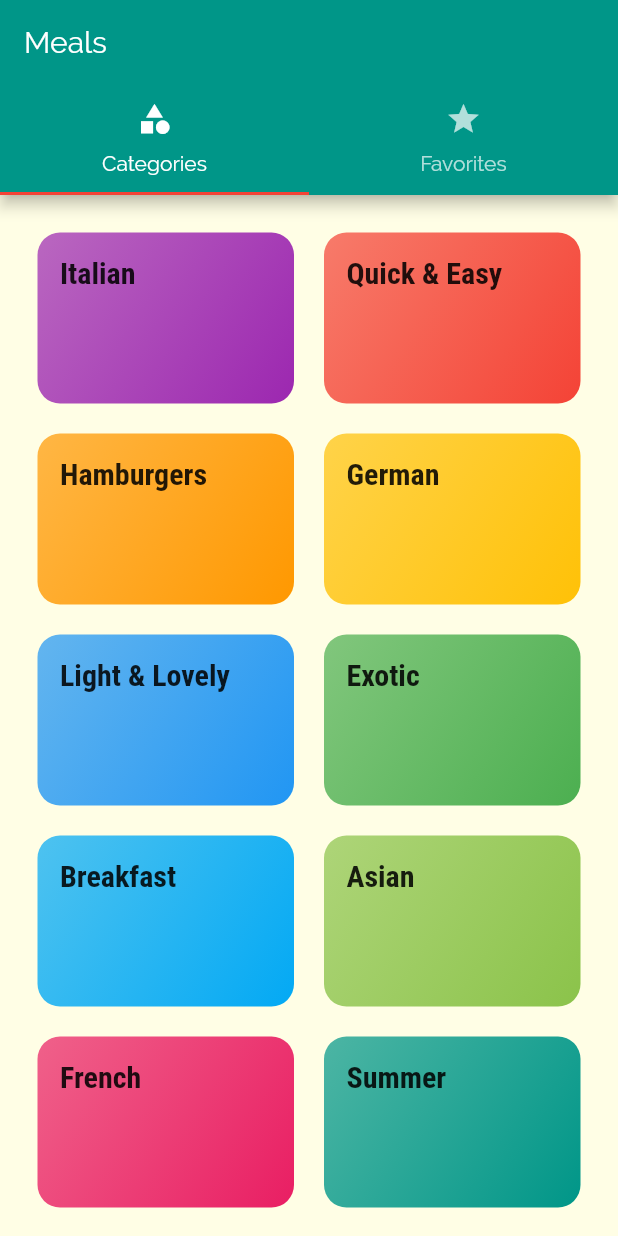
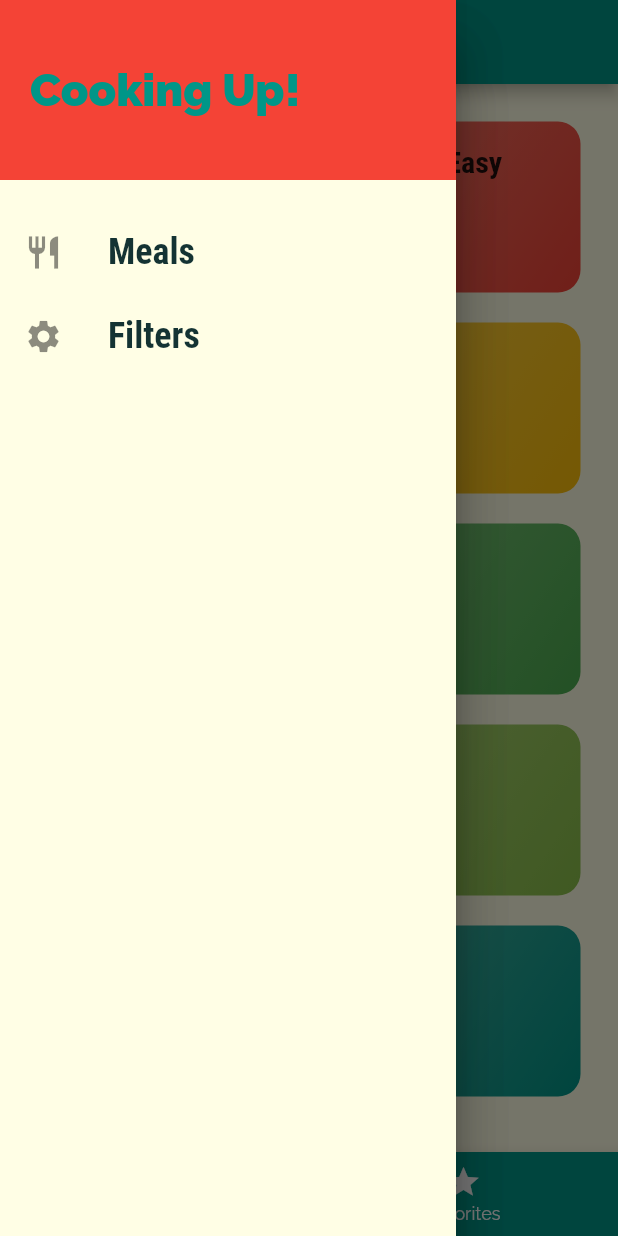
Before and after one commit to zombief0/meals_app, a Flutter app: the screen it shows after launch, with the side drawer open (before the commit the screen has no drawer), on a phone screen of 412 x 824 dp. Run offline on Flutter 3.47's test engine with Material 2 defaults, Android fonts, the phone set to English and light mode, and no system bars.

Commit message:
meals app ok

```diff
--- a/lib/main.dart
+++ b/lib/main.dart
@@ -1,6 +1,9 @@
 import 'package:flutter/material.dart';
+import 'package:meals_app/dummy_data.dart';
+import 'package:meals_app/models/meal.dart';
 import 'package:meals_app/screens/categories_screen.dart';
 import 'package:meals_app/screens/category_meals_screen.dart';
+import 'package:meals_app/screens/filters_screen.dart';
 import 'package:meals_app/screens/meal_detail_screen.dart';
 import 'package:meals_app/screens/tabs_screen.dart';
 
@@ -8,8 +11,66 @@ void main() {
   runApp(MyApp());
 }
 
-class MyApp extends StatelessWidget {
+class MyApp extends StatefulWidget {
   // This widget is the root of your application.
+  @override
+  _MyAppState createState() => _MyAppState();
+}
+
+class _MyAppState extends State<MyApp> {
+  Map<String, bool> _filters = {
+    'gluten': false,
+    'lactose': false,
+    'vegan': false,
+    'vegetarian': false,
+  };
+
+  List<Meal> _availableMeals = DUMMY_MEALS;
+  List<Meal> _favoriteMeals = [];
+
+  void _setFilters(Map<String, bool> filterData) {
+    setState(() {
+      _filters = filterData;
+      _availableMeals = DUMMY_MEALS.where((element) {
+        if (_filters['gluten'] && !element.isGlutenFree) {
+          return false;
+        }
+
+        if (_filters['lactose'] && !element.isLactoseFree) {
+          return false;
+        }
+
+        if (_filters['vegan'] && !element.isVegan) {
+          return false;
+        }
+
+        if (_filters['vegetarian'] && !element.isVegetarian) {
+          return false;
+        }
+
+        return true;
+      }).toList();
+    });
+  }
+
+  void _toggleFavorite(String mealId) {
+    final existingIndex =
+        _favoriteMeals.indexWhere((element) => mealId == element.id);
+
+    if (existingIndex >= 0) {
+      setState(() {
+        _favoriteMeals.removeAt(existingIndex);
+      });
+    } else {
+      _favoriteMeals
+          .add(DUMMY_MEALS.firstWhere((element) => mealId == element.id));
+    }
+  }
+
+  bool _isMealFavorite(String id) {
+    return _favoriteMeals.any((element) => element.id == id);
+  }
+
   @override
   Widget build(BuildContext context) {
     return MaterialApp(
@@ -35,9 +96,12 @@ class MyApp extends StatelessWidget {
       ),
       initialRoute: '/',
       routes: {
-        '/': (ctx) => TabsScreen(),
-        CategoriesScreen.routeName: (ctx) => CategoryMealsScreen(),
-        MealDetailScreen.routeName: (ctx) => MealDetailScreen()
+        '/': (ctx) => TabsScreen(_favoriteMeals),
+        CategoriesScreen.routeName: (ctx) =>
+            CategoryMealsScreen(_availableMeals),
+        MealDetailScreen.routeName: (ctx) =>
+            MealDetailScreen(_toggleFavorite, _isMealFavorite),
+        FiltersScreen.routeName: (ctx) => FiltersScreen(_filters, _setFilters),
       },
       onUnknownRoute: (settings) {
         return MaterialPageRoute(builder: (ctx) => CategoriesScreen());
--- a/lib/screens/tabs_screen.dart
+++ b/lib/screens/tabs_screen.dart
@@ -1,37 +1,69 @@
 import 'package:flutter/material.dart';
+import 'package:meals_app/models/meal.dart';
 import 'package:meals_app/screens/categories_screen.dart';
 import 'package:meals_app/screens/favorites_screen.dart';
+import 'package:meals_app/widgets/main_drawer.dart';
 
 class TabsScreen extends StatefulWidget {
+  final List<Meal> favoriteMeals;
+
+  TabsScreen(this.favoriteMeals);
   @override
   _TabsScreenState createState() => _TabsScreenState();
 }
 
 class _TabsScreenState extends State<TabsScreen> {
+  List<Map<String, dynamic>> _pages;
+
+  int _selectedPageIndex = 0;
+  void _selectPage(int index) {
+    setState(() {
+      _selectedPageIndex = index;
+    });
+  }
+
+  @override
+  void initState() {
+    // TODO: implement initState
+    _pages = [
+      {'page': CategoriesScreen(), 'title': 'Categories'},
+      {
+        'page': FavoritesScreen(widget.favoriteMeals),
+        'title': 'Your Favorites'
+      },
+    ];
+    super.initState();
+  }
+
   @override
   Widget build(BuildContext context) {
-    return DefaultTabController(
-      length: 2,
-      initialIndex: 0,
-      child: Scaffold(
-        appBar: AppBar(
-          title: Text('Meals'),
-          bottom: TabBar(
-            tabs: [
-              Tab(
-                icon: Icon(Icons.category),
-                text: 'Categories',
-              ),
-              Tab(
-                icon: Icon(Icons.star),
-                text: 'Favorites',
-              )
-            ],
+    return Scaffold(
+      appBar: AppBar(
+        title: Text(_pages[_selectedPageIndex]['title']),
+      ),
+      drawer: Drawer(
+        child: MainDrawer(),
+      ),
+      body: _pages[_selectedPageIndex]['page'],
+      bottomNavigationBar: BottomNavigationBar(
+        onTap: _selectPage,
+        backgroundColor: Theme.of(context).primaryColor,
+        unselectedItemColor: Colors.white,
+        selectedItemColor: Theme.of(context).accentColor,
+        currentIndex: _selectedPageIndex,
+        // type: BottomNavigationBarType.shifting,
+        items: [
+          BottomNavigationBarItem(
+            backgroundColor: Theme.of(context).primaryColor,
+            icon: Icon(Icons.category),
+            label: 'Categories',
           ),
-        ),
-        body: TabBarView(
-          children: [CategoriesScreen(), FavoritesScreen()],
-        ),
+          BottomNavigationBarItem(
+            backgroundColor: Theme.of(context).primaryColor,
+            icon: Icon(Icons.star),
+            label: 'Favorites',
+          ),
+        ],
       ),
     );
   }
--- /dev/null
+++ b/lib/widgets/main_drawer.dart
@@ -0,0 +1,55 @@
+import 'package:flutter/material.dart';
+import 'package:meals_app/screens/filters_screen.dart';
+
+class MainDrawer extends StatelessWidget {
+  Widget buildListTitle(String title, IconData icon, Function tapHandler) {
+    return ListTile(
+      leading: Icon(
+        icon,
+        size: 26,
+      ),
+      title: Text(
+        title,
+        style: TextStyle(
+          fontFamily: 'RobotoCondensed',
+          fontSize: 24,
+          fontWeight: FontWeight.bold,
+        ),
+      ),
+      onTap: tapHandler,
+    );
+  }
+
+  @override
+  Widget build(BuildContext context) {
+    return Drawer(
+      child: Column(
+        children: [
+          Container(
+            height: 120,
+            width: double.infinity,
+            padding: EdgeInsets.all(20),
+            alignment: Alignment.centerLeft,
+            color: Theme.of(context).accentColor,
+            child: Text(
+              'Cooking Up!',
+              style: TextStyle(
+                  fontWeight: FontWeight.w900,
+                  fontSize: 30,
+                  color: Theme.of(context).primaryColor),
+            ),
+          ),
+          SizedBox(
+            height: 20,
+          ),
+          buildListTitle('Meals', Icons.restaurant, () {
+            Navigator.of(context).pushReplacementNamed('/');
+          }),
+          buildListTitle('Filters', Icons.settings, () {
+            Navigator.of(context).pushReplacementNamed(FiltersScreen.routeName);
+          }),
+        ],
+      ),
+    );
+  }
+}
```
Also changed, not shown: lib/screens/category_meals_screen.dart (+49 -19 lines), lib/screens/favorites_screen.dart (+25 -3 lines), lib/screens/filters_screen.dart (added, +106 -0 lines), lib/screens/meal_detail_screen.dart (+18 -0 lines), lib/widgets/meal_item.dart (+10 -2 lines).
